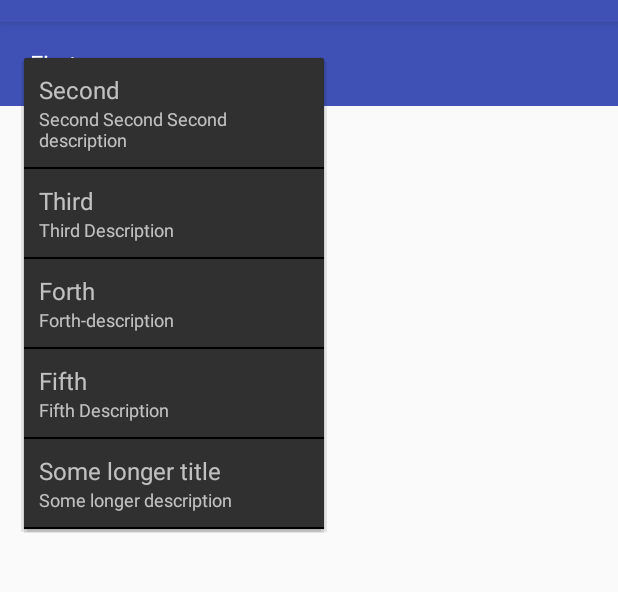
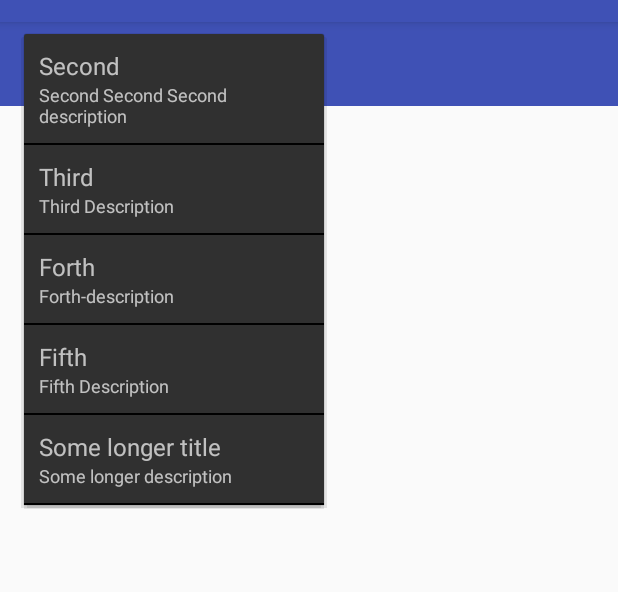
Before and after one commit to sagiyemi/custom-spinner, an Android app: the screen it shows after launch (MainActivity), after a tap on "First", on a phone screen of 412 x 824 dp, the part 62-654 px from its top. Run offline under Robolectric (Android 15) with nearby library versions, the phone set to English and light mode, and no system bars.

Commit message:
Fix missing interface implementation

```diff
--- a/sample/src/main/java/com/autodesk/customspinner/sample/MainActivity.java
+++ b/sample/src/main/java/com/autodesk/customspinner/sample/MainActivity.java
@@ -62,6 +62,11 @@ public class MainActivity extends AppCompatActivity {
             return this.mTitle;
         }
 
+        @Override
+        public int spinnerTitleResId() {
+            return 0;
+        }
+
         public String description() {
             return this.mDescription;
         }
--- a/sample/src/main/res/layout/toolbar.xml
+++ b/sample/src/main/res/layout/toolbar.xml
@@ -11,7 +11,7 @@
     <com.autodesk.customspinner.CustomSpinner
         android:id="@+id/spinner"
         android:layout_width="wrap_content"
-        android:layout_height="wrap_content"
+        android:layout_height="match_parent"
         app:cs_drawable_paddingLeft="8dp"
         app:cs_drawable_right="@drawable/menu_down"
         app:cs_hide_selected_item="true"/>
```
